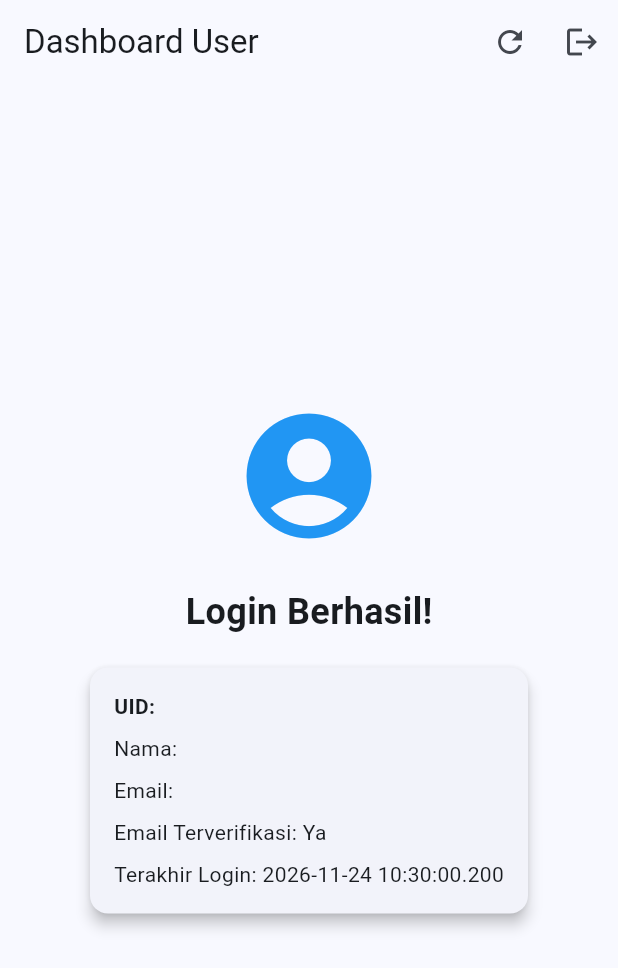
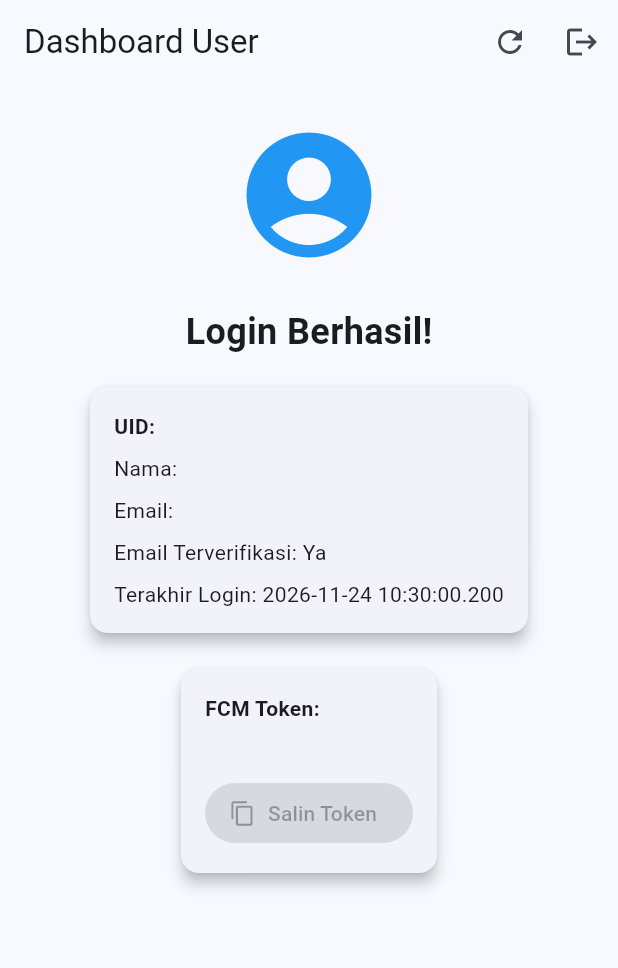
Before and after one commit to daffadermawan30/api-firebase, a Flutter app: the screen it shows once a user with an empty profile is signed in, on a phone screen of 412 x 824 dp. Shown: the top 968 px of the screen. Run offline on Flutter 3.47's test engine with Material 3 defaults, Android fonts, the phone set to English and light mode, and no system bars; our stand-ins replace firebase_auth, firebase_core, firebase_messaging; accounts and stored records are empty.

Commit message:
feat: tambah widget FcmTokenCard di dashboard user

```diff
--- a/lib/pages/user_info_screen.dart
+++ b/lib/pages/user_info_screen.dart
@@ -1,5 +1,6 @@
 import 'package:flutter/material.dart';
 import 'package:firebase_auth/firebase_auth.dart';
+import '../widgets/fcm_token_card.dart';
 
 class UserInfoScreen extends StatefulWidget {
   final User user;
@@ -96,9 +97,10 @@ class _UserInfoScreenState extends State<UserInfoScreen> {
           ),
         ],
       ),
-      body: Center(
+      body: SingleChildScrollView(
         child: Padding(
           padding: const EdgeInsets.all(24.0),
+          child: Center(
             child: Column(
               mainAxisAlignment: MainAxisAlignment.center,
               crossAxisAlignment: CrossAxisAlignment.center,
@@ -126,7 +128,9 @@ class _UserInfoScreenState extends State<UserInfoScreen> {
                           'Nama: ${_currentUser.displayName ?? "Belum diatur"}',
                         ),
                         const SizedBox(height: 8),
-                      Text('Email: ${_currentUser.email ?? "Tidak ada email"}'),
+                        Text(
+                          'Email: ${_currentUser.email ?? "Tidak ada email"}',
+                        ),
                         const SizedBox(height: 8),
                         Text(
                           'Email Terverifikasi: ${_currentUser.emailVerified ? "Ya" : "Tidak"}',
@@ -139,7 +143,10 @@ class _UserInfoScreenState extends State<UserInfoScreen> {
                     ),
                   ),
                 ),
+                const SizedBox(height: 16),
+                const FcmTokenCard(),
               ],
+            ),
           ),
         ),
       ),
--- /dev/null
+++ b/lib/widgets/fcm_token_card.dart
@@ -0,0 +1,60 @@
+import 'package:firebase_messaging/firebase_messaging.dart';
+import 'package:flutter/material.dart';
+import 'package:flutter/services.dart';
+
+/// Kartu untuk menampilkan FCM Token + tombol salin.
+/// Token ini yang nanti ditempel di Postman.
+class FcmTokenCard extends StatelessWidget {
+  const FcmTokenCard({super.key});
+
+  @override
+  Widget build(BuildContext context) {
+    return FutureBuilder<String?>(
+      // ignore: deprecated_member_use
+      future: FirebaseMessaging.instance.getToken(),
+      builder: (context, snapshot) {
+        if (snapshot.connectionState == ConnectionState.waiting) {
+          return const CircularProgressIndicator();
+        }
+        final token = snapshot.hasError
+            ? 'Gagal mengambil token: ${snapshot.error}'
+            : (snapshot.data ?? 'Token tidak tersedia');
+        final hasValidToken =
+            !snapshot.hasError &&
+            snapshot.data != null &&
+            snapshot.data!.isNotEmpty;
+
+        return Card(
+          elevation: 4,
+          child: Padding(
+            padding: const EdgeInsets.all(16),
+            child: Column(
+              crossAxisAlignment: CrossAxisAlignment.start,
+              children: [
+                const Text(
+                  'FCM Token:',
+                  style: TextStyle(fontWeight: FontWeight.bold),
+                ),
+                const SizedBox(height: 8),
+                SelectableText(token, style: const TextStyle(fontSize: 12)),
+                const SizedBox(height: 8),
+                ElevatedButton.icon(
+                  icon: const Icon(Icons.copy),
+                  label: const Text('Salin Token'),
+                  onPressed: hasValidToken
+                      ? () {
+                          Clipboard.setData(ClipboardData(text: token));
+                          ScaffoldMessenger.of(context).showSnackBar(
+                            const SnackBar(content: Text('Token disalin!')),
+                          );
+                        }
+                      : null,
+                ),
+              ],
+            ),
+          ),
+        );
+      },
+    );
+  }
+}
```
Lines whose indentation alone changed are shown as unchanged.
